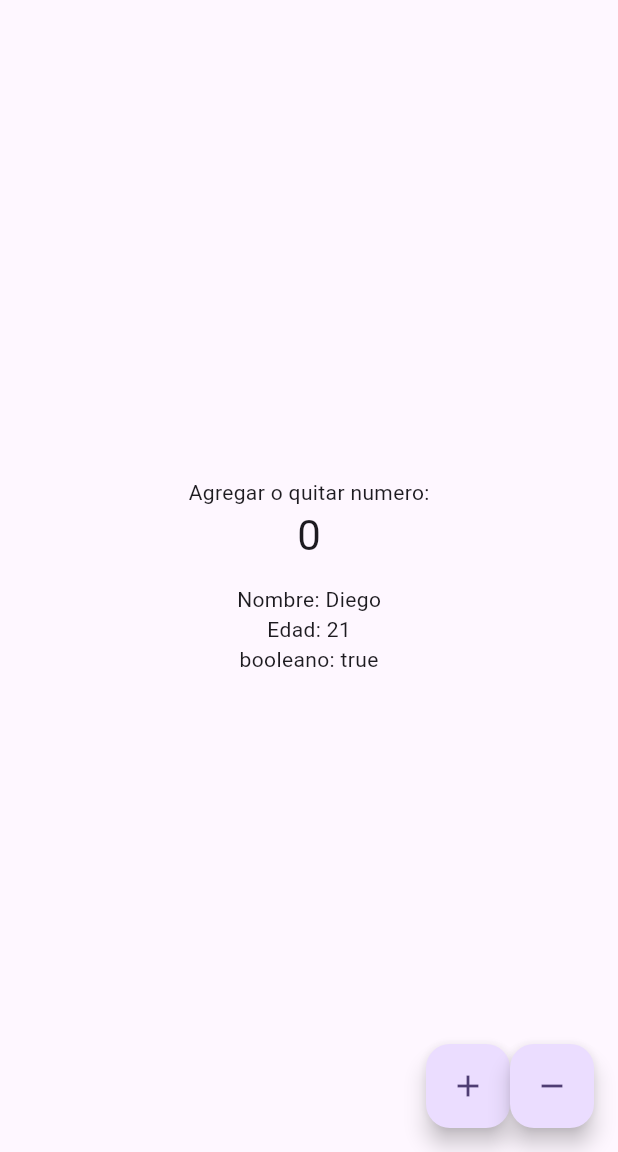
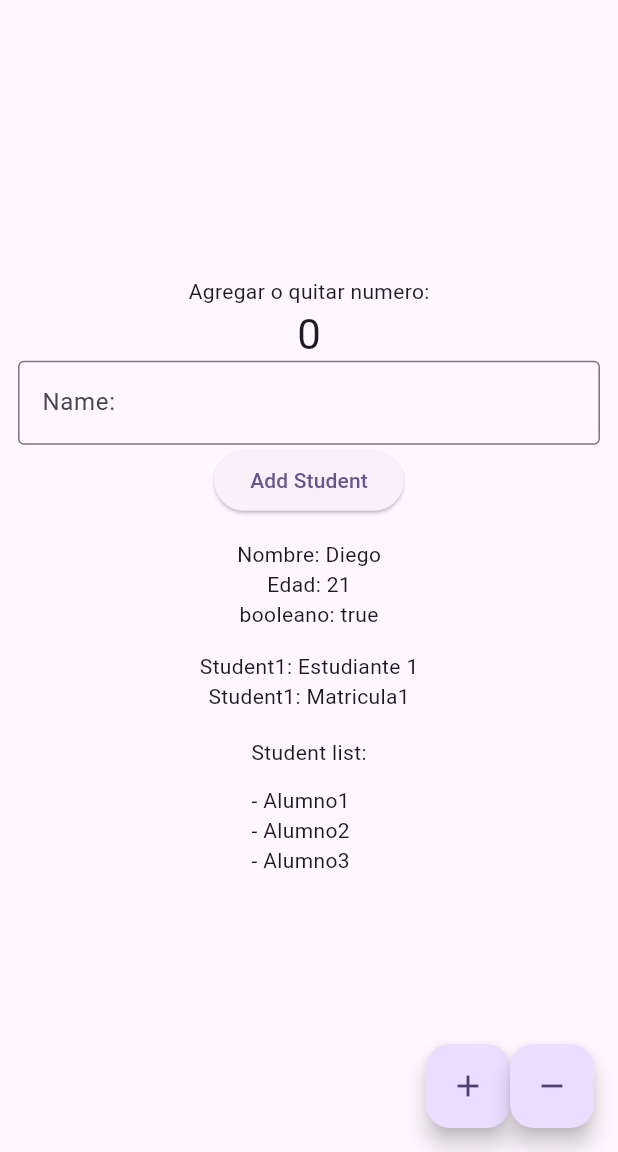
Before and after one commit to DiegoJesusP/des-mov-djhp, a Flutter app: the screen it shows after launch, on a phone screen of 412 x 824 dp, the part 84-1236 px from its top. Run offline on Flutter 3.47's test engine with Material 3 defaults, Android fonts, the phone set to English and light mode, and no system bars.

Commit message:
[ADD] se agregaron 2 clases, person y student, y se modifico el main, para poder agregar a un alumno mediante texto y mostrarlo en una lista

```diff
--- /dev/null
+++ b/flutter_application_1/lib/Person.dart
@@ -0,0 +1,5 @@
+class Person {
+  String name;
+
+  Person(this.name);
+}
--- /dev/null
+++ b/flutter_application_1/lib/Student.dart
@@ -0,0 +1,7 @@
+import 'package:flutter_application_1/person.dart';
+
+class Student extends Person{
+  String studentId;
+
+  Student( String name, this.studentId) : super(name);
+}
--- a/flutter_application_1/lib/main.dart
+++ b/flutter_application_1/lib/main.dart
@@ -1,5 +1,6 @@
 
 import 'package:flutter/material.dart';
+import 'package:flutter_application_1/Student.dart';
 
 void main() {
   runApp(const MyApp());
@@ -59,6 +60,12 @@ class _MyHomePageState extends State<MyHomePage> {
   String name = 'Diego';
   int edad = 21;
   bool variable = true;
+
+  final List<String> students = ["Alumno1", "Alumno2", "Alumno3"];
+  final Student student = Student("Estudiante 1", "Matricula1");
+
+  TextEditingController _txtName = TextEditingController();
+
   void _incrementCounter() {
     setState(() {
       // This call to setState tells the Flutter framework that something has
@@ -76,6 +83,32 @@ class _MyHomePageState extends State<MyHomePage> {
         _counter--;
       });
     }
+  }
+
+  Widget _getAllStudents(){
+    return Column(
+      crossAxisAlignment: CrossAxisAlignment.start,
+      children: [
+        const SizedBox(height: 17,),
+        Text("Student list:"),
+        SizedBox(height: 12,),
+        ...students.map((n)=>Text("- $n")).toList()
+      ],
+    );
+  }
+
+  void _addStudendt(){
+    final name = _txtName.text.trim();
+    if(name.isEmpty){
+      ScaffoldMessenger.of(context).showSnackBar(
+        SnackBar(content: Text("Please writte something"))
+      );
+      return;
+    }
+    setState(() {
+      students.add(name);
+    });
+    _txtName.clear();
   }
 
   @override
@@ -120,10 +153,26 @@ class _MyHomePageState extends State<MyHomePage> {
               '$_counter',
               style: Theme.of(context).textTheme.headlineMedium,
             ),
+            Padding(padding: EdgeInsets.symmetric(horizontal: 12),
+            child: TextField(
+              controller: _txtName,
+              decoration: InputDecoration(
+                labelText: "Name: ",
+                border: OutlineInputBorder()
+              ),
+              ),
+            ),
+            Padding(padding: EdgeInsets.symmetric(horizontal: 12),
+            child: ElevatedButton(onPressed: _addStudendt, child: Text("Add Student")),
+            ),
             SizedBox(height: 15),
             Text('Nombre: $name'),
             Text('Edad: $edad'),
             Text('booleano: $variable'),
+            SizedBox(height: 15,),
+            Text("Student1: ${student.name}"),
+            Text("Student1: ${student.studentId}"),
+            _getAllStudents()
           ],
         ),
       ),
```
